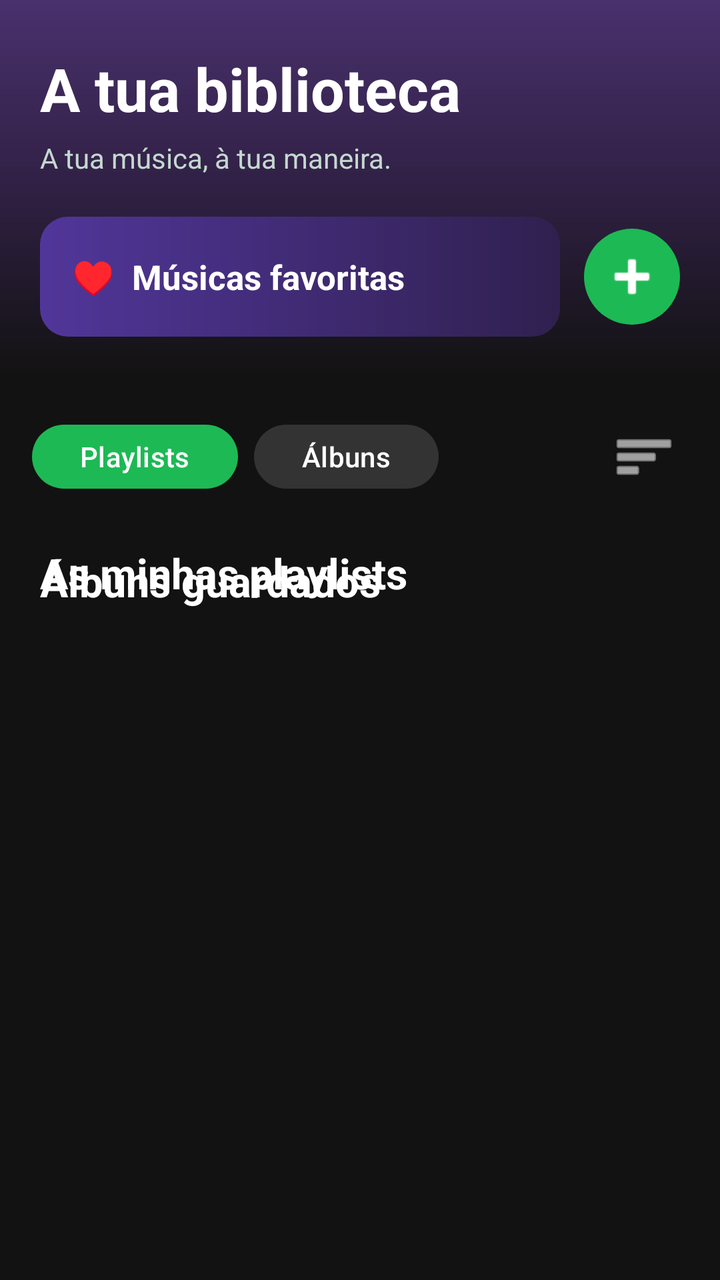
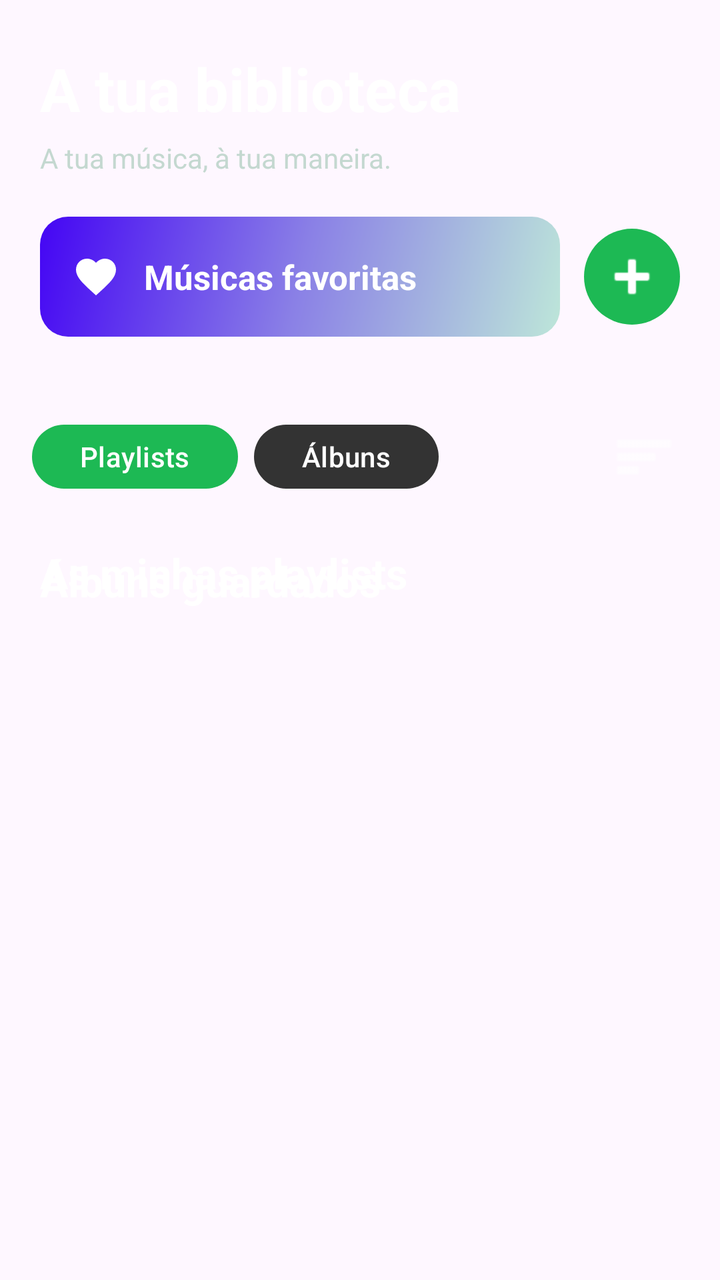

Before-and-after screenshots of an Android layout around one commit, followed by the original layout XML and the change that was made.
<!-- AndroidManifest.xml: application theme Theme.SpotifyClone -->
<!-- res/layout/fragment_library.xml -->
<?xml version="1.0" encoding="utf-8"?>
<androidx.constraintlayout.widget.ConstraintLayout
        xmlns:android="http://schemas.android.com/apk/res/android"
        xmlns:app="http://schemas.android.com/apk/res-auto"
        android:layout_width="match_parent"
        android:layout_height="match_parent"
        android:background="#121212">

    
    <LinearLayout
            android:id="@+id/layoutLibraryHeader"
            android:layout_width="0dp"
            android:layout_height="wrap_content"
            android:background="@drawable/bg_library_header"
            android:orientation="vertical"
            android:paddingStart="20dp"
            android:paddingEnd="20dp"
            android:paddingTop="24dp"
            android:paddingBottom="20dp"
            app:layout_constraintTop_toTopOf="parent"
            app:layout_constraintStart_toStartOf="parent"
            app:layout_constraintEnd_toEndOf="parent">

        <TextView
                android:id="@+id/textLibraryTitle"
                android:layout_width="match_parent"
                android:layout_height="wrap_content"
                android:text="A tua biblioteca"
                android:textColor="#FFFFFF"
                android:textSize="30sp"
                android:textStyle="bold" />

        <TextView
                android:layout_width="match_parent"
                android:layout_height="wrap_content"
                android:layout_marginTop="5dp"
                android:text="A tua música, à tua maneira."
                android:textColor="#C4D8D0"
                android:textSize="14sp" />

        <LinearLayout
                android:layout_width="match_parent"
                android:layout_height="wrap_content"
                android:layout_marginTop="20dp"
                android:gravity="center_vertical"
                android:orientation="horizontal">

            <TextView
                    android:id="@+id/buttonLikedSongs"
                    android:layout_width="0dp"
                    android:layout_height="60dp"
                    android:layout_weight="1"
                    android:layout_marginEnd="12dp"
                    android:background="@drawable/bg_liked_songs_card"
                    android:gravity="center_vertical"
                    android:paddingStart="16dp"
                    android:paddingEnd="12dp"
                    android:text="♥  Músicas favoritas"
                    android:textColor="#FFFFFF"
                    android:textSize="17sp"
                    android:textStyle="bold"
                    android:clickable="true"
                    android:focusable="true" />

            <ImageButton
                    android:id="@+id/buttonCreatePlaylist"
                    android:layout_width="48dp"
                    android:layout_height="48dp"
                    android:background="@drawable/bg_create_playlist_button"
                    android:src="@android:drawable/ic_input_add"
                    android:contentDescription="Criar playlist"
                    app:tint="#FFFFFF" />

        </LinearLayout>

    </LinearLayout>

    
    <LinearLayout
            android:id="@+id/layoutLibraryFilters"
            android:layout_width="0dp"
            android:layout_height="56dp"
            android:layout_marginStart="16dp"
            android:layout_marginEnd="16dp"
            android:layout_marginTop="12dp"
            android:orientation="horizontal"
            android:gravity="center_vertical"
            app:layout_constraintTop_toBottomOf="@id/layoutLibraryHeader"
            app:layout_constraintStart_toStartOf="parent"
            app:layout_constraintEnd_toEndOf="parent">

        <Button
                android:id="@+id/buttonFilterPlaylists"
                android:layout_width="wrap_content"
                android:layout_height="40dp"
                android:text="Playlists"
                android:textAllCaps="false"
                android:textColor="#FFFFFF"
                app:backgroundTint="#1DB954" />

        <Button
                android:id="@+id/buttonFilterAlbums"
                android:layout_width="wrap_content"
                android:layout_height="40dp"
                android:layout_marginStart="8dp"
                android:text="Álbuns"
                android:textAllCaps="false"
                android:textColor="#FFFFFF"
                app:backgroundTint="#333333" />

        <Space
                android:layout_width="0dp"
                android:layout_height="1dp"
                android:layout_weight="1" />

        <ImageButton
                android:id="@+id/buttonLibraryViewMode"
                android:layout_width="44dp"
                android:layout_height="44dp"
                android:background="?attr/selectableItemBackgroundBorderless"
                android:contentDescription="Alternar entre lista e grelha"
                android:src="@android:drawable/ic_menu_sort_by_size"
                app:tint="#FFFFFF" />

    </LinearLayout>

    
    <TextView
            android:id="@+id/textPlaylistsTitle"
            android:layout_width="wrap_content"
            android:layout_height="wrap_content"
            android:layout_marginStart="20dp"
            android:layout_marginTop="16dp"
            android:text="As minhas playlists"
            android:textColor="#FFFFFF"
            android:textSize="21sp"
            android:textStyle="bold"
            app:layout_constraintTop_toBottomOf="@id/layoutLibraryFilters"
            app:layout_constraintStart_toStartOf="parent" />

    
    <androidx.recyclerview.widget.RecyclerView
            android:id="@+id/recyclerViewPlaylists"
            android:layout_width="0dp"
            android:layout_height="0dp"
            android:layout_marginStart="12dp"
            android:layout_marginEnd="12dp"
            android:layout_marginTop="12dp"
            android:clipToPadding="false"
            android:paddingBottom="8dp"
            app:layout_constraintBottom_toBottomOf="parent"
            app:layout_constraintTop_toBottomOf="@id/textPlaylistsTitle"
            app:layout_constraintStart_toStartOf="parent"
            app:layout_constraintEnd_toEndOf="parent" />

    
    <TextView
            android:id="@+id/textAlbumsTitle"
            android:layout_width="wrap_content"
            android:layout_height="wrap_content"
            android:layout_marginStart="20dp"
            android:layout_marginTop="20dp"
            android:text="Álbuns guardados"
            android:textColor="#FFFFFF"
            android:textSize="21sp"
            android:textStyle="bold"
            app:layout_constraintTop_toBottomOf="@id/layoutLibraryFilters"
            app:layout_constraintStart_toStartOf="parent" />

    
    <androidx.recyclerview.widget.RecyclerView
            android:id="@+id/recyclerViewLibrary"
            android:layout_width="0dp"
            android:layout_height="0dp"
            android:layout_marginStart="12dp"
            android:layout_marginEnd="12dp"
            android:layout_marginTop="12dp"
            android:clipToPadding="false"
            android:paddingBottom="16dp"
            app:layout_constraintTop_toBottomOf="@id/textAlbumsTitle"
            app:layout_constraintBottom_toBottomOf="parent"
            app:layout_constraintStart_toStartOf="parent"
            app:layout_constraintEnd_toEndOf="parent" />

</androidx.constraintlayout.widget.ConstraintLayout>
<!-- resources referenced by this layout -->
<resources>
  <!-- drawable bg_create_playlist_button (drawable) -->
  <?xml version="1.0" encoding="utf-8"?>
  <shape xmlns:android="http://schemas.android.com/apk/res/android"
         android:shape="rectangle">
  
      <solid android:color="#1DB954" />
  
      <corners android:radius="24dp" />
  
  </shape>
  <!-- drawable bg_library_header (drawable) -->
  <?xml version="1.0" encoding="utf-8"?>
  <shape xmlns:android="http://schemas.android.com/apk/res/android"
         android:shape="rectangle">
  
      <gradient
              android:angle="270"
              android:startColor="#49316D"
              android:centerColor="#302044"
              android:endColor="#121212"
              android:type="linear" />
  
  </shape>
  <!-- drawable bg_liked_songs_card (drawable) -->
  <?xml version="1.0" encoding="utf-8"?>
  <shape xmlns:android="http://schemas.android.com/apk/res/android"
         android:shape="rectangle">
  
      <gradient
              android:angle="0"
              android:startColor="#51369A"
              android:endColor="#30204F"
              android:type="linear" />
  
      <corners android:radius="14dp" />
  
  </shape>
  <style name="Theme.SpotifyClone" parent="Base.Theme.SpotifyClone" />
  <style name="Base.Theme.SpotifyClone" parent="Theme.Material3.DayNight.NoActionBar">
          
          
      </style>
</resources>

<!-- the commit's change to res/layout/fragment_library.xml (unified diff, before → after) -->
@@ -3,15 +3,13 @@
         xmlns:android="http://schemas.android.com/apk/res/android"
         xmlns:app="http://schemas.android.com/apk/res-auto"
         android:layout_width="match_parent"
-        android:layout_height="match_parent"
-        android:background="#121212">
+        android:layout_height="match_parent">
 
     
     <LinearLayout
             android:id="@+id/layoutLibraryHeader"
             android:layout_width="0dp"
             android:layout_height="wrap_content"
-            android:background="@drawable/bg_library_header"
             android:orientation="vertical"
             android:paddingStart="20dp"
             android:paddingEnd="20dp"
@@ -55,7 +53,9 @@
                     android:gravity="center_vertical"
                     android:paddingStart="16dp"
                     android:paddingEnd="12dp"
-                    android:text="♥  Músicas favoritas"
+                    android:drawableStart="@drawable/ic_favorite"
+                    android:drawablePadding="12dp"
+                    android:text="Músicas favoritas"
                     android:textColor="#FFFFFF"
                     android:textSize="17sp"
                     android:textStyle="bold"
<!-- resource entries referenced after the edit -->
@@ -10,33 +10,33 @@
       <corners android:radius="24dp" />
   
   </shape>
-  <!-- drawable bg_library_header (drawable) -->
-  <?xml version="1.0" encoding="utf-8"?>
-  <shape xmlns:android="http://schemas.android.com/apk/res/android"
-         android:shape="rectangle">
-  
-      <gradient
-              android:angle="270"
-              android:startColor="#49316D"
-              android:centerColor="#302044"
-              android:endColor="#121212"
-              android:type="linear" />
-  
-  </shape>
   <!-- drawable bg_liked_songs_card (drawable) -->
   <?xml version="1.0" encoding="utf-8"?>
   <shape xmlns:android="http://schemas.android.com/apk/res/android"
          android:shape="rectangle">
   
+      
       <gradient
-              android:angle="0"
-              android:startColor="#51369A"
-              android:endColor="#30204F"
+              android:angle="315"
+              android:startColor="#4405F4"
+              android:centerColor="#8A80E6"
+              android:endColor="#BDE6D9"
               android:type="linear" />
   
       <corners android:radius="14dp" />
   
   </shape>
+  <!-- drawable ic_favorite (drawable) -->
+  <?xml version="1.0" encoding="utf-8"?>
+  <vector xmlns:android="http://schemas.android.com/apk/res/android"
+      android:width="24dp"
+      android:height="24dp"
+      android:viewportWidth="24"
+      android:viewportHeight="24">
+      <path
+          android:fillColor="#FFFFFFFF"
+          android:pathData="M12,21.35l-1.45,-1.32C5.4,15.36 2,12.28 2,8.5 2,5.42 4.42,3 7.5,3c1.74,0 3.41,0.81 4.5,2.09C13.09,3.81 14.76,3 16.5,3 19.58,3 22,5.42 22,8.5c0,3.78 -3.4,6.86 -8.55,11.54L12,21.35z" />
+  </vector>
   <style name="Theme.SpotifyClone" parent="Base.Theme.SpotifyClone" />
   <style name="Base.Theme.SpotifyClone" parent="Theme.Material3.DayNight.NoActionBar">
           
